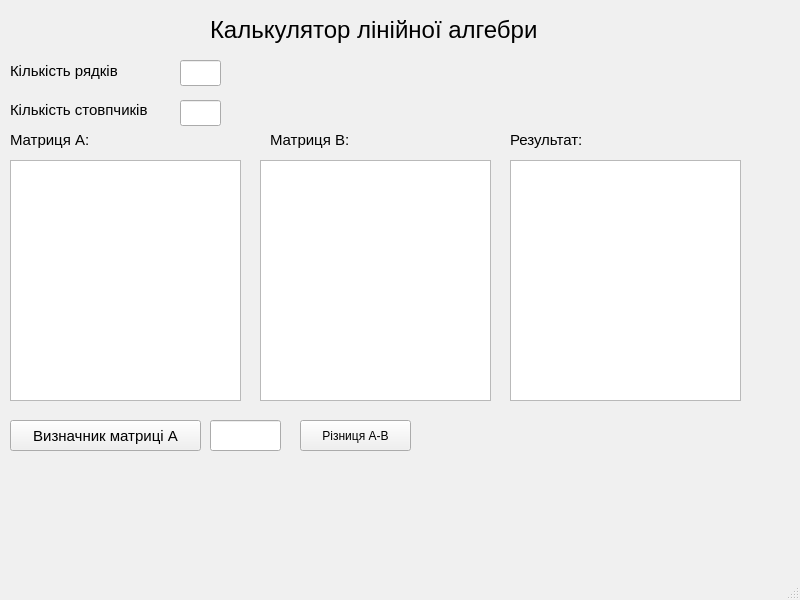
AlexPal005/Linear-algebra_calculator, file linear_calculator/mainwindow.ui: the form before one commit.
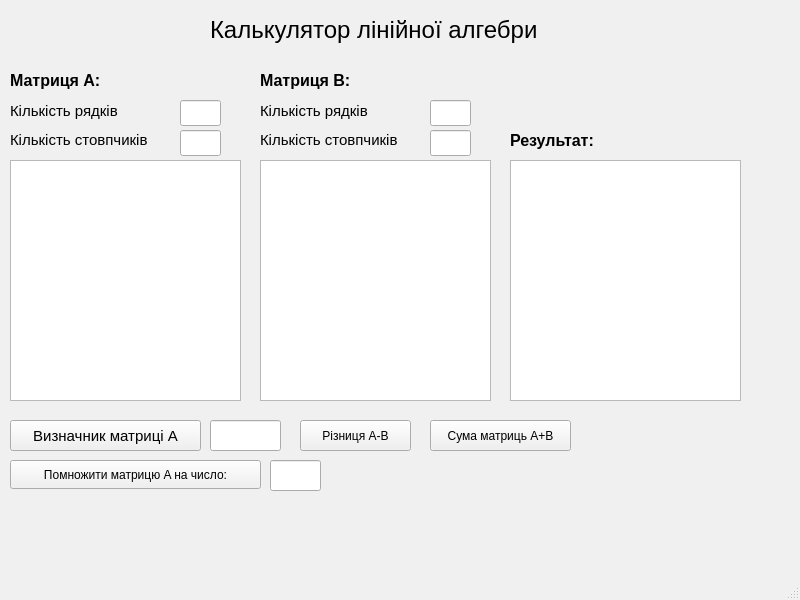
The form after the commit.

What changed in the file:
```diff
--- a/linear_calculator/mainwindow.ui
+++ b/linear_calculator/mainwindow.ui
@@ -487,7 +487,7 @@
     <property name="geometry">
      <rect>
       <x>10</x>
-      <y>60</y>
+      <y>100</y>
       <width>131</width>
       <height>21</height>
      </rect>
@@ -505,7 +505,7 @@
     <property name="geometry">
      <rect>
       <x>10</x>
-      <y>100</y>
+      <y>130</y>
       <width>171</width>
       <height>20</height>
      </rect>
@@ -523,7 +523,7 @@
     <property name="geometry">
      <rect>
       <x>180</x>
-      <y>60</y>
+      <y>100</y>
       <width>41</width>
       <height>26</height>
      </rect>
@@ -536,7 +536,7 @@
     <property name="geometry">
      <rect>
       <x>180</x>
-      <y>100</y>
+      <y>130</y>
       <width>41</width>
       <height>26</height>
      </rect>
@@ -549,14 +549,15 @@
     <property name="geometry">
      <rect>
       <x>10</x>
-      <y>130</y>
-      <width>91</width>
+      <y>70</y>
+      <width>121</width>
       <height>20</height>
      </rect>
     </property>
     <property name="font">
      <font>
-      <pointsize>11</pointsize>
+      <pointsize>12</pointsize>
+      <bold>true</bold>
      </font>
     </property>
     <property name="text">
@@ -614,15 +615,16 @@
    <widget class="QLabel" name="label_6">
     <property name="geometry">
      <rect>
-      <x>270</x>
-      <y>130</y>
-      <width>91</width>
+      <x>260</x>
+      <y>70</y>
+      <width>121</width>
       <height>20</height>
      </rect>
     </property>
     <property name="font">
      <font>
-      <pointsize>11</pointsize>
+      <pointsize>12</pointsize>
+      <bold>true</bold>
      </font>
     </property>
     <property name="text">
@@ -657,19 +659,118 @@
      <rect>
       <x>510</x>
       <y>130</y>
-      <width>91</width>
+      <width>111</width>
       <height>20</height>
      </rect>
     </property>
     <property name="font">
      <font>
-      <pointsize>11</pointsize>
+      <pointsize>12</pointsize>
+      <bold>true</bold>
      </font>
     </property>
     <property name="text">
      <string>Результат:</string>
     </property>
    </widget>
+   <widget class="QLabel" name="label_7">
+    <property name="geometry">
+     <rect>
+      <x>260</x>
+      <y>100</y>
+      <width>131</width>
+      <height>21</height>
+     </rect>
+    </property>
+    <property name="font">
+     <font>
+      <pointsize>11</pointsize>
+     </font>
+    </property>
+    <property name="text">
+     <string>Кількість рядків</string>
+    </property>
+   </widget>
+   <widget class="QLabel" name="label_8">
+    <property name="geometry">
+     <rect>
+      <x>260</x>
+      <y>130</y>
+      <width>171</width>
+      <height>20</height>
+     </rect>
+    </property>
+    <property name="font">
+     <font>
+      <pointsize>11</pointsize>
+     </font>
+    </property>
+    <property name="text">
+     <string>Кількість стовпчиків</string>
+    </property>
+   </widget>
+   <widget class="QLineEdit" name="lineEdit_4">
+    <property name="geometry">
+     <rect>
+      <x>430</x>
+      <y>100</y>
+      <width>41</width>
+      <height>26</height>
+     </rect>
+    </property>
+    <property name="text">
+     <string/>
+    </property>
+   </widget>
+   <widget class="QLineEdit" name="lineEdit_5">
+    <property name="geometry">
+     <rect>
+      <x>430</x>
+      <y>130</y>
+      <width>41</width>
+      <height>26</height>
+     </rect>
+    </property>
+    <property name="text">
+     <string/>
+    </property>
+   </widget>
+   <widget class="QPushButton" name="pushButton_3">
+    <property name="geometry">
+     <rect>
+      <x>430</x>
+      <y>420</y>
+      <width>141</width>
+      <height>31</height>
+     </rect>
+    </property>
+    <property name="text">
+     <string>Сума матриць А+В</string>
+    </property>
+   </widget>
+   <widget class="QPushButton" name="pushButton_4">
+    <property name="geometry">
+     <rect>
+      <x>10</x>
+      <y>460</y>
+      <width>251</width>
+      <height>29</height>
+     </rect>
+    </property>
+    <property name="text">
+     <string>Помножити матрицю A на число:</string>
+    </property>
+   </widget>
+   <widget class="QLineEdit" name="lineEdit_6">
+    <property name="geometry">
+     <rect>
+      <x>270</x>
+      <y>460</y>
+      <width>51</width>
+      <height>31</height>
+     </rect>
+    </property>
+   </widget>
   </widget>
   <widget class="QMenuBar" name="menubar">
    <property name="geometry">
```
